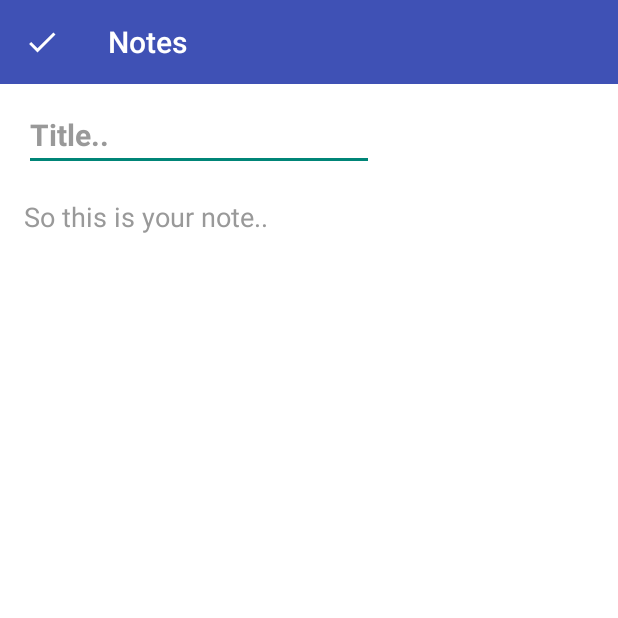
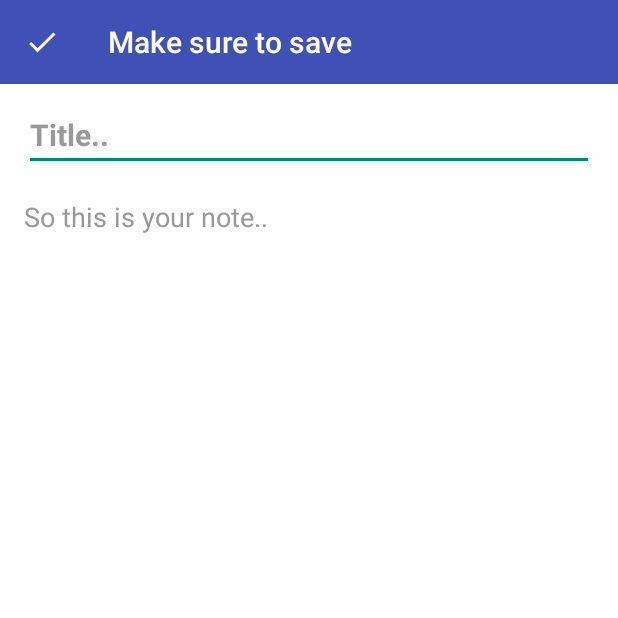
Before and after one commit to jhurl3y/CodeNinjaApp, an Android app: the EditActivity screen opened directly, with no data from a screen before it, on a phone screen of 412 x 824 dp, the top half of it. Run offline under Robolectric (Android 15) with nearby library versions, the phone set to English and light mode, and no system bars.

Commit message:
Some cleanup around views.

```diff
--- a/app/src/main/java/com/example/hurley/codeninja/EditActivity.java
+++ b/app/src/main/java/com/example/hurley/codeninja/EditActivity.java
@@ -2,14 +2,11 @@ package com.example.hurley.codeninja;
 
 import android.content.ContentValues;
 import android.content.Intent;
-import android.net.Uri;
 import android.os.Bundle;
 import android.support.v7.app.AppCompatActivity;
 import android.support.v7.widget.Toolbar;
-import android.view.MenuItem;
 import android.view.View;
 import android.widget.EditText;
-import android.widget.TextView;
 
 import com.example.hurley.codeninja.contentprovider.NotesContentProvider;
 import com.example.hurley.codeninja.database.NotesTable;
--- a/app/src/main/res/layout/activity_edit.xml
+++ b/app/src/main/res/layout/activity_edit.xml
@@ -14,21 +14,22 @@
 
     <EditText
         android:id="@+id/edit_title"
+        android:layout_width="match_parent"
+        android:layout_height="wrap_content"
+        android:layout_below="@id/toolbarEdit"
+        android:layout_marginBottom="10dp"
+        android:layout_marginLeft="16dp"
+        android:layout_marginRight="16dp"
+        android:layout_marginTop="10dp"
         android:ems="10"
-        android:inputType="textPersonName"
-        android:text="Note 1: Fury Road"
-        android:layout_height="wrap_content"
-        android:layout_width="wrap_content"
-        android:layout_below="@id/toolbarEdit"
-        android:layout_marginTop="10dp"
-        android:layout_marginBottom="10dp"
-        android:layout_marginRight="16dp"
-        android:layout_marginLeft="16dp"
+        android:hint="Title.."
+        android:inputType="textMultiLine"
+        android:maxLines="4"
+        android:minLines="1"
         android:textColor="@color/title"
+        android:textColorHint="@color/date"
         android:textSize="20dp"
         android:textStyle="bold"
-        android:hint="Title.."
-        android:textColorHint="@color/date"
         tools:layout_editor_absoluteY="16dp" />
 
     <ScrollView
@@ -55,7 +56,6 @@
             android:hint="So this is your note.."
             android:maxLines="2000"
             android:textSize="18sp"
-            android:text="Sed ut perspiciatis unde omnis iste natus error sit voluptatem accusantium doloremque"
             android:textColorHint="@color/date"
             android:textColor="@color/title"
             android:background="@android:color/transparent"/>
--- a/app/src/main/res/values/strings.xml
+++ b/app/src/main/res/values/strings.xml
@@ -1,7 +1,7 @@
 <resources>
     <string name="app_name">CodeNinja</string>
-    <string name="title_activity_main">Notes</string>
-    <string name="title_activity_edit">Notes</string>
-    <string name="title_activity_view">Notes</string>
+    <string name="title_activity_main">All your notes</string>
+    <string name="title_activity_edit">Make sure to save</string>
+    <string name="title_activity_view">This is a note</string>
     <string name="delete_all">Delete All Notes</string>
 </resources>
```
Also changed, not shown: app/src/main/java/com/example/hurley/codeninja/MainActivity.java (+0 -7 lines), app/src/main/java/com/example/hurley/codeninja/Note.java (deleted, +0 -38 lines), app/src/main/java/com/example/hurley/codeninja/database/NotesTable.java (+2 -20 lines), app/src/main/res/layout/note_list_row.xml (+6 -2 lines).
